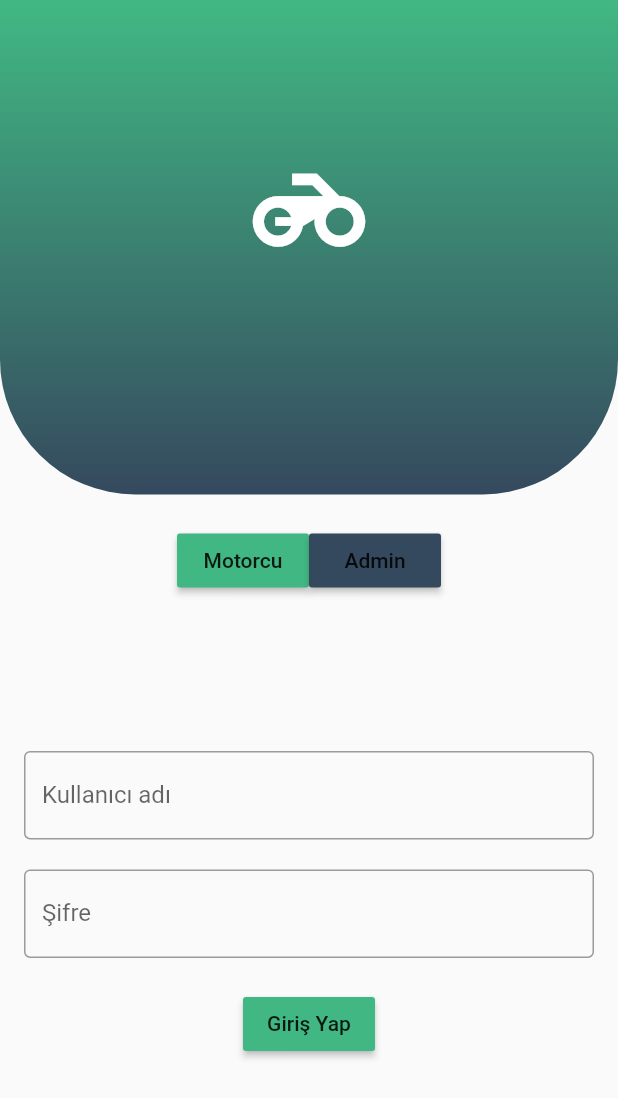
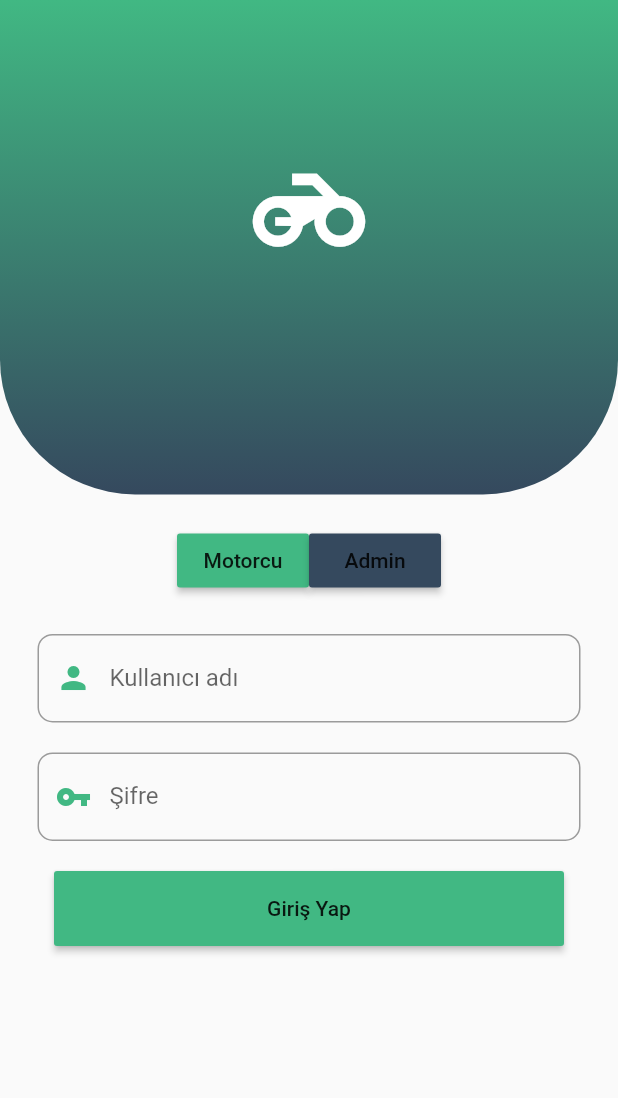
Before and after one commit to GorkemOzgur/delivery_app, a Flutter app: the screen it shows after launch, after a tap on "Giriş Yap", on a phone screen of 412 x 824 dp. Shown: the top 1098 px of the screen. Run offline on Flutter 3.47's test engine with Material 2 defaults, Android fonts, the phone set to English and light mode, and no system bars; network calls fail.

```diff
--- a/lib/DriverLogin/LoginRequest.dart
+++ b/lib/DriverLogin/LoginRequest.dart
@@ -1,6 +1,7 @@
 import 'dart:collection';
 import 'dart:convert';
 import 'package:delivery_app/DriverLogin/DriverPage.dart';
+import 'package:flutter/cupertino.dart';
 import 'package:http/http.dart' as Http;
 import 'package:flutter/material.dart';
 
@@ -27,9 +28,13 @@ class _LoginRequestState extends State<LoginRequest>{
   static final TextEditingController _password = new TextEditingController();
   Map autKey;
   String parsingKey;
+  int AdminOrDriverKey = 0;  //0 ise Driver,   1 ise Admin
+  String AdminOrDriver ="driver";
+  Color etoGreen = Color(0xff41B883);
+  Color etoBlack = Color(0xff35495E);
 
-  void login(String username, String password)  async {
-    String url3 = 'http://167.172.166.88:8080/api/userAccount/driver/login';
+  void login(String username, String password, String AdminOrDriver)  async {
+    String url3 = 'http://167.172.166.88:8080/api/userAccount/$AdminOrDriver/login';
     Map<String, String> headers = new HashMap();
     headers['Accept'] = 'application/json';
     headers['Content-type'] = 'application/json';
@@ -118,18 +123,25 @@ class _LoginRequestState extends State<LoginRequest>{
                 mainAxisAlignment: MainAxisAlignment.center,
                 children: <Widget>[
                   RaisedButton(
-                    color: Color(0xff41B883),
+                    color:   AdminOrDriverKey == 0 ? etoGreen : etoBlack,
                     onPressed: (){
-                      print("");
+                      setState(() {
+                        AdminOrDriver="driver";
+                        AdminOrDriverKey = 0;
+                      });
                     },
 
                     child: Text("Motorcu"),
                   ),
 
                   RaisedButton(
-                    color: Color(0xff35495E),
+                    color: AdminOrDriverKey == 1 ? etoGreen : etoBlack,
+
                     onPressed: (){
-                      print("");
+                      setState(() {
+                        AdminOrDriver="admin";
+                        AdminOrDriverKey = 1;
+                      });
                     },
 
                     child: Text("Admin"),
@@ -140,8 +152,8 @@ class _LoginRequestState extends State<LoginRequest>{
               ),
 
               Container(
-                height: MediaQuery.of(context).size.height/2,
-                padding: EdgeInsets.all(16),
+
+                padding: EdgeInsets.all(25),
                 child: Column(
                   mainAxisSize: MainAxisSize.max,
                   mainAxisAlignment: MainAxisAlignment.center,
@@ -152,7 +164,8 @@ class _LoginRequestState extends State<LoginRequest>{
 
                       keyboardType: TextInputType.emailAddress,
                       decoration: InputDecoration(
-                        border: OutlineInputBorder(),
+                        border: OutlineInputBorder(borderRadius: BorderRadius.circular(10),),
+                        prefixIcon: Icon(Icons.person,color: Color(0xff41B883),),
                         hintText: "Kullanıcı adını giriniz",
                         labelText: "Kullanıcı adı",
                       ),
@@ -167,7 +180,8 @@ class _LoginRequestState extends State<LoginRequest>{
                       keyboardType: TextInputType.number,
                       obscureText: true,
                       decoration: InputDecoration(
-                        border: OutlineInputBorder(),
+                        border: OutlineInputBorder(borderRadius: BorderRadius.circular(10),),
+                        prefixIcon: Icon(Icons.vpn_key,color: Color(0xff41B883),),
                         hintText: "Şifrenizi giriniz",
                         labelText: "Şifre",
                       ),
@@ -176,14 +190,18 @@ class _LoginRequestState extends State<LoginRequest>{
                     SizedBox(
                       height: 20.0,
                     ),
-                    RaisedButton(
-                      color: Color(0xff41B883),
-                      onPressed: (){
-                        login(_username.text,_password.text);
+                    ButtonTheme(
+                      height: 50,
+                      minWidth: 340,
+                      child: RaisedButton(
+                        color: Color(0xff41B883),
+                        onPressed: (){
+                          login(_username.text,_password.text,AdminOrDriver);
 
-                      },
+                        },
 
-                      child: Text("Giriş Yap"),
+                        child: Text("Giriş Yap"),
+                      ),
                     ),
 
                   ],
```
